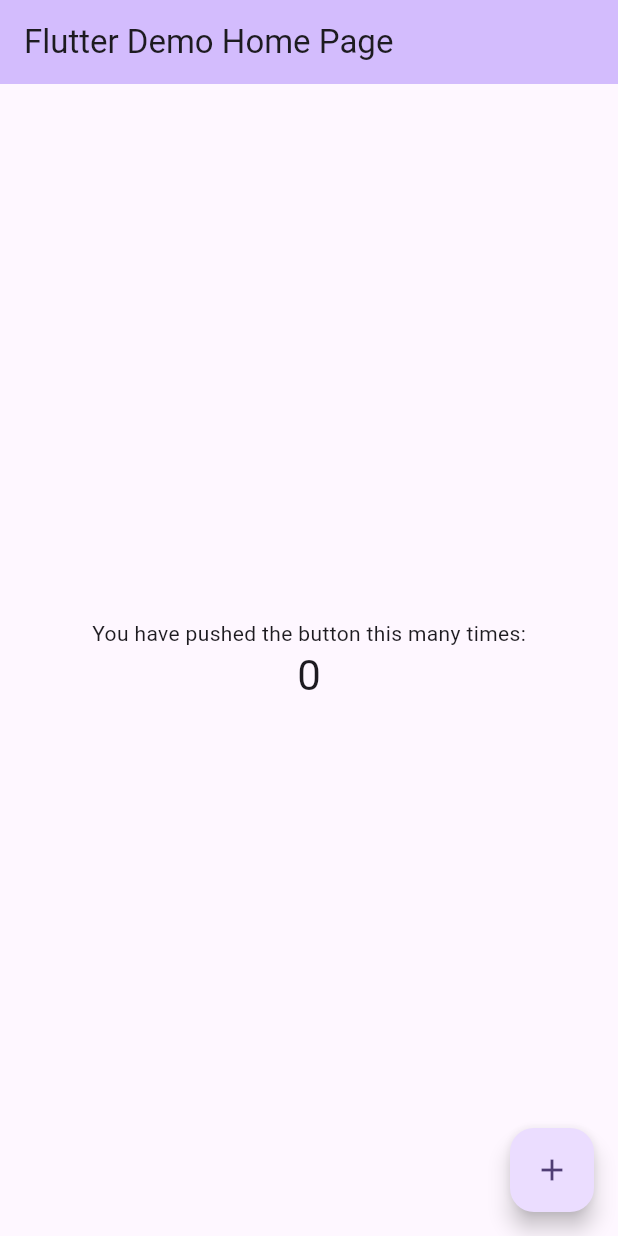
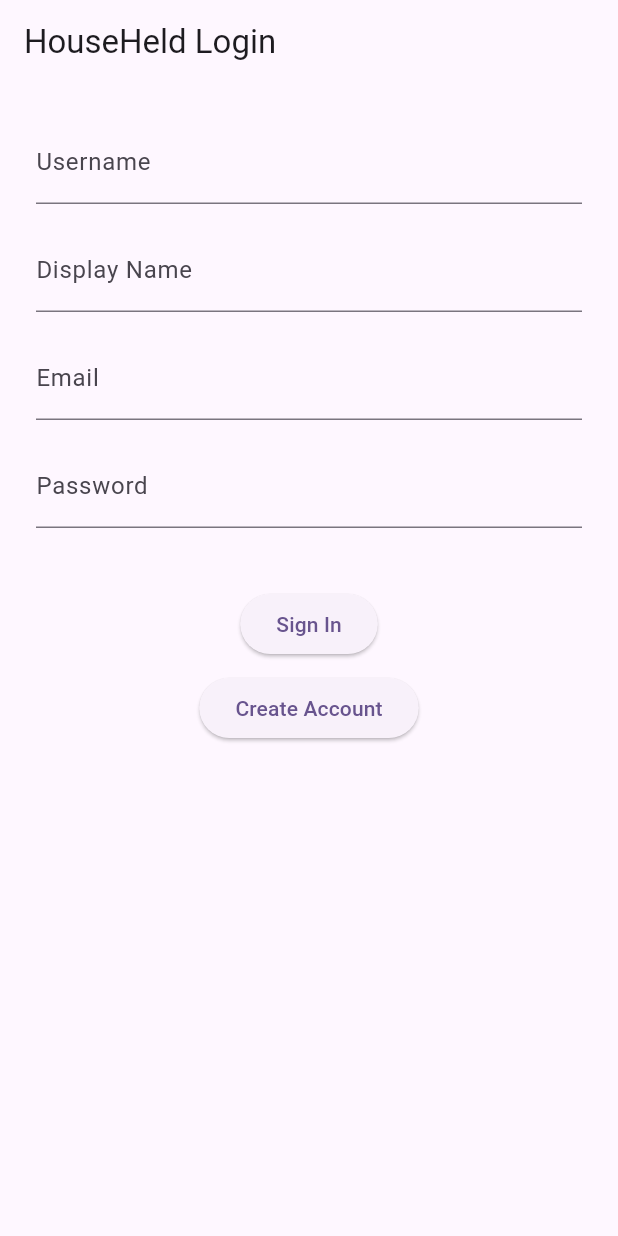
Before and after one commit to AngelC586/househeld_app, a Flutter app: the screen it shows after launch, on a phone screen of 412 x 824 dp. Run offline on Flutter 3.47's test engine with Material 3 defaults, Android fonts, the phone set to English and light mode, and no system bars; our stand-ins replace cloud_firestore, firebase_auth, firebase_core; accounts and stored records are empty.

Commit message:
Implemented login screen and authentication flow

```diff
--- /dev/null
+++ b/lib/auth_gate.dart
@@ -0,0 +1,61 @@
+import 'package:firebase_auth/firebase_auth.dart';
+import 'package:flutter/foundation.dart';
+import 'package:flutter/material.dart';
+
+import 'login_screen.dart';
+import 'main.dart';
+
+class AuthGate extends StatefulWidget {
+  const AuthGate({super.key});
+
+  @override
+  State<AuthGate> createState() => _AuthGateState();
+}
+
+class _AuthGateState extends State<AuthGate> {
+  bool bypassAuth = false;
+
+  @override
+  Widget build(BuildContext context) {
+    if (kDebugMode && bypassAuth) {
+      return MyHomePage(
+        title: 'HouseHeld',
+        onLogout: () {
+          setState(() {
+            bypassAuth = false;
+          });
+        },
+      );
+    }
+
+    return StreamBuilder<User?>(
+      stream: FirebaseAuth.instance.authStateChanges(),
+      builder: (context, snapshot) {
+        if (snapshot.connectionState == ConnectionState.waiting) {
+          return const Scaffold(
+            body: Center(child: CircularProgressIndicator()),
+          );
+        }
+
+        if (snapshot.hasData) {
+          return MyHomePage(
+            title: 'HouseHeld',
+            onLogout: () async {
+              await FirebaseAuth.instance.signOut();
+            },
+          );
+        }
+
+        return LoginScreen(
+          onBypass: kDebugMode
+              ? () {
+                  setState(() {
+                    bypassAuth = true;
+                  });
+                }
+              : null,
+        );
+      },
+    );
+  }
+}
--- /dev/null
+++ b/lib/login_screen.dart
@@ -0,0 +1,181 @@
+import 'package:cloud_firestore/cloud_firestore.dart';
+import 'package:firebase_auth/firebase_auth.dart';
+import 'package:flutter/material.dart';
+
+class LoginScreen extends StatefulWidget {
+  const LoginScreen({super.key, this.onBypass});
+
+  final VoidCallback? onBypass;
+
+  @override
+  State<LoginScreen> createState() => _LoginScreenState();
+}
+
+class _LoginScreenState extends State<LoginScreen> {
+  final usernameController = TextEditingController();
+  final displayNameController = TextEditingController();
+  final emailController = TextEditingController();
+  final passwordController = TextEditingController();
+
+  String? errorMessage;
+  bool isLoading = false;
+
+  // Sign in existing user:
+  Future<void> signIn() async {
+    setState(() {
+      isLoading = true;
+      errorMessage = null;
+    });
+
+    try {
+      // Pass credentials to Firebase Auth:
+      await FirebaseAuth.instance.signInWithEmailAndPassword(
+        email: emailController.text.trim(),
+        password: passwordController.text,
+      );
+
+      // Catch incorrect username or password:
+    } on FirebaseAuthException catch (e) {
+      setState(() {
+        errorMessage = e.message;
+      });
+
+      // Successful sign in:
+    } finally {
+      if (mounted) {
+        setState(() {
+          isLoading = false;
+        });
+      }
+    }
+  }
+
+  // Register new user:
+  Future<void> register() async {
+    setState(() {
+      isLoading = true;
+      errorMessage = null;
+    });
+
+    try {
+      // Pass credentials to Firebase Auth:
+      final credential = await FirebaseAuth.instance
+          .createUserWithEmailAndPassword(
+            email: emailController.text.trim(),
+            password: passwordController.text,
+          );
+
+      final user = credential.user;
+
+      if (user == null) {
+        throw Exception('Account was created, but no user was returned.');
+      }
+
+      // Set credentials in database:
+      await FirebaseFirestore.instance.collection('users').doc(user.uid).set({
+        'username': usernameController.text.trim(),
+        'email': emailController.text.trim(),
+        'displayName': displayNameController.text.trim(),
+      });
+
+      // Catch existing user errors:
+    } on FirebaseAuthException catch (e) {
+      setState(() {
+        errorMessage = e.message;
+      });
+
+      // Catch Firebase errors:
+    } on FirebaseException catch (e) {
+      setState(() {
+        errorMessage = e.message;
+      });
+
+      // Catch other errors:
+    } catch (e) {
+      setState(() {
+        errorMessage = e.toString();
+      });
+
+      // Successful registration and sign in:
+    } finally {
+      if (mounted) {
+        setState(() {
+          isLoading = false;
+        });
+      }
+    }
+  }
+
+  // Login Screen UI:
+  @override
+  Widget build(BuildContext context) {
+    return Scaffold(
+      appBar: AppBar(title: const Text('HouseHeld Login')),
+      body: SingleChildScrollView(
+        padding: const EdgeInsets.all(24),
+        child: Column(
+          children: [
+            // Username input:
+            TextField(
+              controller: usernameController,
+              decoration: const InputDecoration(labelText: 'Username'),
+            ),
+
+            // Display Name input:
+            const SizedBox(height: 16),
+            TextField(
+              controller: displayNameController,
+              decoration: const InputDecoration(labelText: 'Display Name'),
+            ),
+
+            // Email input:
+            const SizedBox(height: 16),
+            TextField(
+              controller: emailController,
+              decoration: const InputDecoration(labelText: 'Email'),
+            ),
+
+            // Password input:
+            const SizedBox(height: 16),
+            TextField(
+              controller: passwordController,
+              obscureText: true,
+              decoration: const InputDecoration(labelText: 'Password'),
+            ),
+            const SizedBox(height: 24),
+
+            // Print error messages:
+            if (errorMessage != null)
+              Text(errorMessage!, style: const TextStyle(color: Colors.red)),
+
+            const SizedBox(height: 16),
+
+            // Loading circle:
+            if (isLoading)
+              const CircularProgressIndicator()
+            else ...[
+              // Sign In button:
+              ElevatedButton(onPressed: signIn, child: const Text('Sign In')),
+
+              // Create Account button:
+              const SizedBox(height: 8),
+              ElevatedButton(
+                onPressed: register,
+                child: const Text('Create Account'),
+              ),
+
+              // Bypass button (will be removed later):
+              if (widget.onBypass != null) ...[
+                const SizedBox(height: 24),
+                TextButton(
+                  onPressed: widget.onBypass,
+                  child: const Text('Skip Sign-In (Debug Mode)'),
+                ),
+              ],
+            ],
+          ],
+        ),
+      ),
+    );
+  }
+}
--- a/lib/main.dart
+++ b/lib/main.dart
@@ -2,6 +2,7 @@ import 'package:firebase_core/firebase_core.dart';
 import 'package:flutter/material.dart';
 
 import 'firebase_options.dart';
+import 'auth_gate.dart';
 
 Future<void> main() async {
   WidgetsFlutterBinding.ensureInitialized();
@@ -18,7 +19,7 @@ class HouseHeld extends StatelessWidget {
   @override
   Widget build(BuildContext context) {
     return MaterialApp(
-      title: 'Flutter Demo',
+      title: 'HouseHeld',
       theme: ThemeData(
         // This is the theme of your application.
         //
@@ -37,13 +38,13 @@ class HouseHeld extends StatelessWidget {
         // tested with just a hot reload.
         colorScheme: .fromSeed(seedColor: Colors.deepPurple),
       ),
-      home: const MyHomePage(title: 'Flutter Demo Home Page'),
+      home: const AuthGate(),
     );
   }
 }
 
 class MyHomePage extends StatefulWidget {
-  const MyHomePage({super.key, required this.title});
+  const MyHomePage({super.key, required this.title, required this.onLogout});
 
   // This widget is the home page of your application. It is stateful, meaning
   // that it has a State object (defined below) that contains fields that affect
@@ -55,6 +56,7 @@ class MyHomePage extends StatefulWidget {
   // always marked "final".
 
   final String title;
+  final VoidCallback onLogout;
 
   @override
   State<MyHomePage> createState() => _MyHomePageState();
@@ -91,6 +93,14 @@ class _MyHomePageState extends State<MyHomePage> {
         // Here we take the value from the MyHomePage object that was created by
         // the App.build method, and use it to set our appbar title.
         title: Text(widget.title),
+        actions: [
+          // Logout button
+          IconButton(
+            onPressed: widget.onLogout,
+            icon: const Icon(Icons.logout),
+            tooltip: 'Log Out',
+          ),
+        ],
       ),
       body: Center(
         // Center is a layout widget. It takes a single child and positions it
```
Also changed, not shown: 3 other files.
